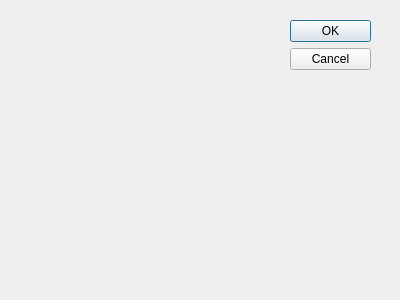
Above: src/insertdatadialog.ui from TheBerbat/bloque-produccion before the change. Below: the same form after it.
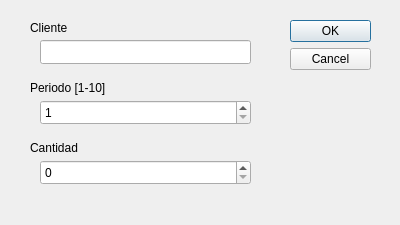
That is the form after the change.

Commit message: Insert data dialog implemented

The edit to the form file:
```diff
--- a/src/insertdatadialog.ui
+++ b/src/insertdatadialog.ui
@@ -9,7 +9,7 @@
     <x>0</x>
     <y>0</y>
     <width>400</width>
-    <height>300</height>
+    <height>225</height>
    </rect>
   </property>
   <property name="windowTitle">
@@ -31,6 +31,87 @@
     <set>QDialogButtonBox::Cancel|QDialogButtonBox::Ok</set>
    </property>
   </widget>
+  <widget class="QLabel" name="targetLabel">
+   <property name="geometry">
+    <rect>
+     <x>30</x>
+     <y>20</y>
+     <width>49</width>
+     <height>16</height>
+    </rect>
+   </property>
+   <property name="text">
+    <string>Cliente</string>
+   </property>
+  </widget>
+  <widget class="QLabel" name="periodLabel">
+   <property name="geometry">
+    <rect>
+     <x>30</x>
+     <y>80</y>
+     <width>121</width>
+     <height>16</height>
+    </rect>
+   </property>
+   <property name="text">
+    <string>Periodo [1-10]</string>
+   </property>
+  </widget>
+  <widget class="QLabel" name="sizeLabel">
+   <property name="geometry">
+    <rect>
+     <x>30</x>
+     <y>140</y>
+     <width>101</width>
+     <height>16</height>
+    </rect>
+   </property>
+   <property name="text">
+    <string>Cantidad</string>
+   </property>
+  </widget>
+  <widget class="QLineEdit" name="targetEdit">
+   <property name="geometry">
+    <rect>
+     <x>40</x>
+     <y>40</y>
+     <width>211</width>
+     <height>24</height>
+    </rect>
+   </property>
+  </widget>
+  <widget class="QSpinBox" name="sizeEdit">
+   <property name="geometry">
+    <rect>
+     <x>40</x>
+     <y>160</y>
+     <width>211</width>
+     <height>25</height>
+    </rect>
+   </property>
+   <property name="suffix">
+    <string/>
+   </property>
+   <property name="maximum">
+    <number>999999999</number>
+   </property>
+  </widget>
+  <widget class="QSpinBox" name="periodEdit">
+   <property name="geometry">
+    <rect>
+     <x>40</x>
+     <y>100</y>
+     <width>211</width>
+     <height>25</height>
+    </rect>
+   </property>
+   <property name="minimum">
+    <number>1</number>
+   </property>
+   <property name="maximum">
+    <number>10</number>
+   </property>
+  </widget>
  </widget>
  <pixmapfunction/>
  <resources/>
```
Left out of the diff: 5 changed lines with no effect on the pictures. The commit also changes 5 other files.
